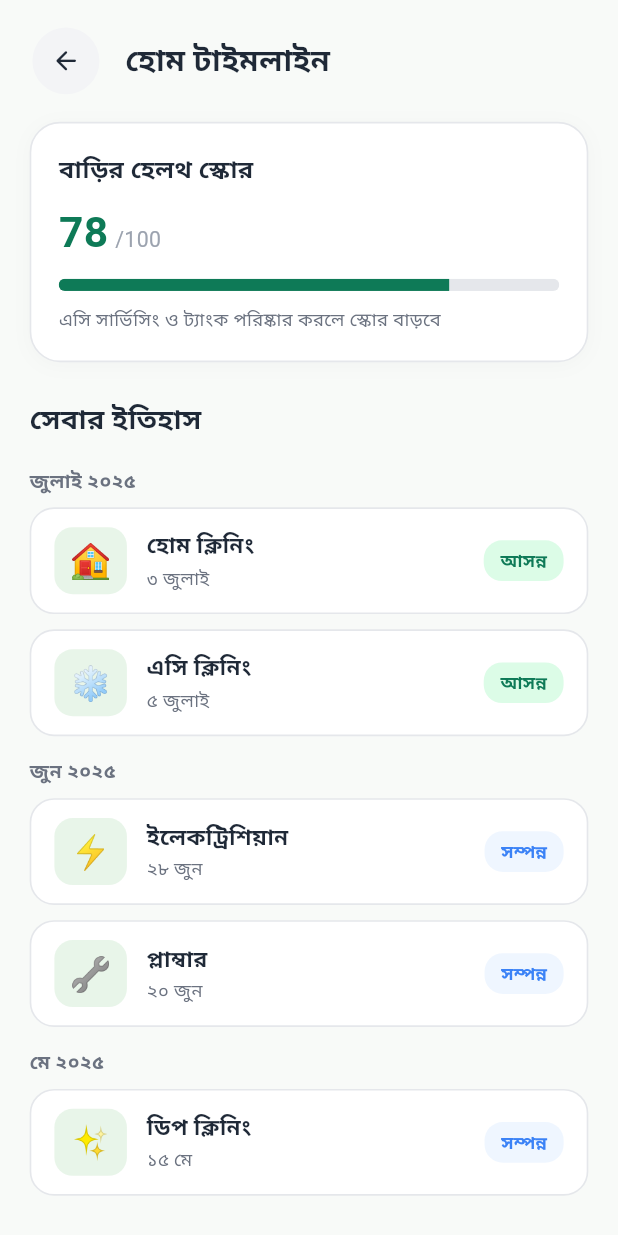
After one commit to sesakilhossen302/C--Service, a Flutter app: the HomeTimelineScreen screen opened by its route, on a phone screen of 412 x 824 dp. The commit adds this screen. Run offline on Flutter 3.47's test engine with Material 3 defaults, Android fonts, the phone set to English and light mode, and no system bars; our stand-ins replace flutter_screenutil, get, pinput.

Commit message:
feat: implement customer home screen, home timeline module, and register routing

```diff
--- a/lib/Core/AppRoute/app_route.dart
+++ b/lib/Core/AppRoute/app_route.dart
@@ -1,6 +1,7 @@
 import 'package:get/get.dart';
 import '../../View/Screen/Customer/CustomerHomeScreen/customer_home_screen.dart';
 import '../../View/Screen/Customer/CustomerNavBarScreen/customer_nav_bar_screen.dart';
+import '../../View/Screen/Customer/HomeTimelineScreen/home_timeline_screen.dart';
 import '../../View/Screen/Customer/SearchServiceScreen/search_service_screen.dart';
 import '../../View/Screen/ForgotPasswordScreen/forgot_password_screen.dart';
 import '../../View/Screen/LoginScreen/login_screen.dart';
@@ -27,6 +28,7 @@ class AppRoute {
   static const String providerNavBarScreen = '/provider_nav_bar_screen';
   static const String notificationScreen = '/notification_screen';
   static const String searchServiceScreen = '/search_service_screen';
+  static const String homeTimelineScreen = '/home_timeline_screen';
 
   static List<GetPage> getPages = [
     GetPage(name: splashScreen, page: () => const SplashScreen()),
@@ -42,5 +44,6 @@ class AppRoute {
     GetPage(name: providerNavBarScreen, page: () => const ProviderNavBarScreen()),
     GetPage(name: notificationScreen, page: () => const NotificationScreen()),
     GetPage(name: searchServiceScreen, page: () => const SearchServiceScreen()),
+    GetPage(name: homeTimelineScreen, page: () => const HomeTimelineScreen()),
   ];
 }
--- a/lib/View/Screen/Customer/CustomerHomeScreen/customer_home_screen.dart
+++ b/lib/View/Screen/Customer/CustomerHomeScreen/customer_home_screen.dart
@@ -237,6 +237,7 @@ class CustomerHomeScreen extends StatelessWidget {
                   _buildQuickPill(
                     icon: Icons.timeline_rounded,
                     label: StaticString.timeline,
+                    onTap: () => Get.toNamed(AppRoute.homeTimelineScreen),
                   ),
                   _buildQuickPill(
                     icon: Icons.badge_outlined,
@@ -625,8 +626,14 @@ class CustomerHomeScreen extends StatelessWidget {
     );
   }
 
-  Widget _buildQuickPill({required IconData icon, required String label}) {
+  Widget _buildQuickPill({
+    required IconData icon,
+    required String label,
+    VoidCallback? onTap,
+  }) {
     return Expanded(
+      child: GestureDetector(
+        onTap: onTap,
         child: Container(
           margin: EdgeInsets.symmetric(horizontal: 4.w),
           padding: EdgeInsets.symmetric(vertical: 12.h),
@@ -648,6 +655,7 @@ class CustomerHomeScreen extends StatelessWidget {
                 ),
               ),
             ],
+          ),
         ),
       ),
     );
--- /dev/null
+++ b/lib/View/Screen/Customer/HomeTimelineScreen/Controller/home_timeline_controller.dart
@@ -0,0 +1,77 @@
+import 'package:get/get.dart';
+import '../Model/home_timeline_model.dart';
+
+class HomeTimelineController extends GetxController {
+  final healthScore = 78.obs;
+  final maxHealthScore = 100.obs;
+
+  final historyGroups = <TimelineGroupModel>[
+    TimelineGroupModel(
+      monthTitle: 'জুলাই ২০২৫',
+      items: [
+        TimelineHistoryItemModel(
+          title: 'হোম ক্লিনিং',
+          dateText: '৩ জুলাই',
+          statusText: 'আসন্ন',
+          isUpcoming: true,
+          iconEmoji: '🏠',
+        ),
+        TimelineHistoryItemModel(
+          title: 'এসি ক্লিনিং',
+          dateText: '৫ জুলাই',
+          statusText: 'আসন্ন',
+          isUpcoming: true,
+          iconEmoji: '❄️',
+        ),
+      ],
+    ),
+    TimelineGroupModel(
+      monthTitle: 'জুন ২০২৫',
+      items: [
+        TimelineHistoryItemModel(
+          title: 'ইলেকট্রিশিয়ান',
+          dateText: '২৮ জুন',
+          statusText: 'সম্পন্ন',
+          isUpcoming: false,
+          iconEmoji: '⚡',
+        ),
+        TimelineHistoryItemModel(
+          title: 'প্লাম্বার',
+          dateText: '২০ জুন',
+          statusText: 'সম্পন্ন',
+          isUpcoming: false,
+          iconEmoji: '🔧',
+        ),
+      ],
+    ),
+    TimelineGroupModel(
+      monthTitle: 'মে ২০২৫',
+      items: [
+        TimelineHistoryItemModel(
+          title: 'ডিপ ক্লিনিং',
+          dateText: '১৫ মে',
+          statusText: 'সম্পন্ন',
+          isUpcoming: false,
+          iconEmoji: '✨',
+        ),
+      ],
+    ),
+  ].obs;
+
+  final upcomingMaintenances = <UpcomingMaintenanceItemModel>[
+    UpcomingMaintenanceItemModel(
+      title: 'এসি সার্ভিসিং',
+      dueTimeText: 'পরের মাসে',
+      iconEmoji: '❄️',
+    ),
+    UpcomingMaintenanceItemModel(
+      title: 'ওয়াটার ট্যাংক',
+      dueTimeText: '২ মাসের মধ্যে',
+      iconEmoji: '💧',
+    ),
+  ].obs;
+
+  void onBookMaintenancePressed(int index) {
+    // Handle booking action
+  }
+}
--- /dev/null
+++ b/lib/View/Screen/Customer/HomeTimelineScreen/Model/home_timeline_model.dart
@@ -0,0 +1,37 @@
+class TimelineHistoryItemModel {
+  final String title;
+  final String dateText;
+  final String statusText;
+  final bool isUpcoming;
+  final String iconEmoji;
+
+  TimelineHistoryItemModel({
+    required this.title,
+    required this.dateText,
+    required this.statusText,
+    required this.isUpcoming,
+    required this.iconEmoji,
+  });
+}
+
+class TimelineGroupModel {
+  final String monthTitle;
+  final List<TimelineHistoryItemModel> items;
+
+  TimelineGroupModel({
+    required this.monthTitle,
+    required this.items,
+  });
+}
+
+class UpcomingMaintenanceItemModel {
+  final String title;
+  final String dueTimeText;
+  final String iconEmoji;
+
+  UpcomingMaintenanceItemModel({
+    required this.title,
+    required this.dueTimeText,
+    required this.iconEmoji,
+  });
+}
--- /dev/null
+++ b/lib/View/Screen/Customer/HomeTimelineScreen/home_timeline_screen.dart
@@ -0,0 +1,347 @@
+import 'package:flutter/material.dart';
+import 'package:flutter_screenutil/flutter_screenutil.dart';
+import 'package:get/get.dart';
+import '../../../../Utils/AppColors/app_colors.dart';
+import '../../../Widgegt/CustomBackButton/custom_back_button.dart';
+import 'Controller/home_timeline_controller.dart';
+
+class HomeTimelineScreen extends StatelessWidget {
+  const HomeTimelineScreen({super.key});
+
+  @override
+  Widget build(BuildContext context) {
+    final controller = Get.put(HomeTimelineController());
+
+    return Scaffold(
+      backgroundColor: const Color(0xFFF8FAF8),
+      body: SafeArea(
+        child: SingleChildScrollView(
+          padding: EdgeInsets.symmetric(horizontal: 18.w, vertical: 12.h),
+          child: Column(
+            crossAxisAlignment: CrossAxisAlignment.start,
+            children: [
+              SizedBox(height: 6.h),
+
+              // Top Header Bar
+              Row(
+                children: [
+                  const CustomBackButton(),
+                  SizedBox(width: 14.w),
+                  Text(
+                    'হোম টাইমলাইন',
+                    style: TextStyle(
+                      fontSize: 20.sp,
+                      fontWeight: FontWeight.bold,
+                      color: AppColors.textColor,
+                    ),
+                  ),
+                ],
+              ),
+
+              SizedBox(height: 18.h),
+
+              // 1. House Health Score Card (বাড়ির হেলথ স্কোর)
+              Container(
+                padding: EdgeInsets.all(18.r),
+                decoration: BoxDecoration(
+                  color: Colors.white,
+                  borderRadius: BorderRadius.circular(20.r),
+                  border: Border.all(color: AppColors.cardBorder, width: 1.w),
+                  boxShadow: [
+                    BoxShadow(
+                      color: Colors.black.withAlpha(6),
+                      blurRadius: 10.r,
+                      offset: Offset(0, 2.h),
+                    ),
+                  ],
+                ),
+                child: Column(
+                  crossAxisAlignment: CrossAxisAlignment.start,
+                  children: [
+                    Text(
+                      'বাড়ির হেলথ স্কোর',
+                      style: TextStyle(
+                        fontSize: 16.sp,
+                        fontWeight: FontWeight.bold,
+                        color: AppColors.textColor,
+                      ),
+                    ),
+                    SizedBox(height: 10.h),
+                    Row(
+                      crossAxisAlignment: CrossAxisAlignment.baseline,
+                      textBaseline: TextBaseline.alphabetic,
+                      children: [
+                        Obx(
+                          () => Text(
+                            '${controller.healthScore.value}',
+                            style: TextStyle(
+                              fontSize: 28.sp,
+                              fontWeight: FontWeight.bold,
+                              color: AppColors.primaryColor,
+                            ),
+                          ),
+                        ),
+                        SizedBox(width: 4.w),
+                        Obx(
+                          () => Text(
+                            '/${controller.maxHealthScore.value}',
+                            style: TextStyle(
+                              fontSize: 14.sp,
+                              color: AppColors.textLightGrey,
+                            ),
+                          ),
+                        ),
+                      ],
+                    ),
+                    SizedBox(height: 10.h),
+                    Obx(
+                      () => ClipRRect(
+                        borderRadius: BorderRadius.circular(6.r),
+                        child: LinearProgressIndicator(
+                          value: controller.healthScore.value / controller.maxHealthScore.value,
+                          minHeight: 8.h,
+                          backgroundColor: const Color(0xFFE5E7EB),
+                          valueColor: const AlwaysStoppedAnimation<Color>(
+                            AppColors.primaryColor,
+                          ),
+                        ),
+                      ),
+                    ),
+                    SizedBox(height: 10.h),
+                    Text(
+                      'এসি সার্ভিসিং ও ট্যাংক পরিষ্কার করলে স্কোর বাড়বে',
+                      style: TextStyle(
+                        fontSize: 12.sp,
+                        color: AppColors.textGrey,
+                      ),
+                    ),
+                  ],
+                ),
+              ),
+
+              SizedBox(height: 24.h),
+
+              // 2. Service History Section Header (সেবার ইতিহাস)
+              Text(
+                'সেবার ইতিহাস',
+                style: TextStyle(
+                  fontSize: 18.sp,
+                  fontWeight: FontWeight.bold,
+                  color: AppColors.textColor,
+                ),
+              ),
+
+              SizedBox(height: 14.h),
+
+              // History Item Groups by Month
+              Obx(
+                () => Column(
+                  children: controller.historyGroups.map((group) {
+                    return Column(
+                      crossAxisAlignment: CrossAxisAlignment.start,
+                      children: [
+                        Padding(
+                          padding: EdgeInsets.only(bottom: 8.h, top: 4.h),
+                          child: Text(
+                            group.monthTitle,
+                            style: TextStyle(
+                              fontSize: 12.5.sp,
+                              fontWeight: FontWeight.bold,
+                              color: AppColors.textGrey,
+                            ),
+                          ),
+                        ),
+                        ...group.items.map((item) {
+                          return Container(
+                            margin: EdgeInsets.only(bottom: 10.h),
+                            padding: EdgeInsets.symmetric(horizontal: 14.w, vertical: 12.h),
+                            decoration: BoxDecoration(
+                              color: Colors.white,
+                              borderRadius: BorderRadius.circular(16.r),
+                              border: Border.all(color: AppColors.cardBorder, width: 1.w),
+                            ),
+                            child: Row(
+                              children: [
+                                // Icon Box
+                                Container(
+                                  width: 44.w,
+                                  height: 44.h,
+                                  decoration: BoxDecoration(
+                                    color: const Color(0xFFE8F5E9),
+                                    borderRadius: BorderRadius.circular(12.r),
+                                  ),
+                                  child: Center(
+                                    child: Text(
+                                      item.iconEmoji,
+                                      style: TextStyle(fontSize: 22.sp),
+                                    ),
+                                  ),
+                                ),
+
+                                SizedBox(width: 12.w),
+
+                                // Title & Date
+                                Expanded(
+                                  child: Column(
+                                    crossAxisAlignment: CrossAxisAlignment.start,
+                                    children: [
+                                      Text(
+                                        item.title,
+                                        style: TextStyle(
+                                          fontSize: 14.5.sp,
+                                          fontWeight: FontWeight.bold,
+                                          color: AppColors.textColor,
+                                        ),
+                                      ),
+                                      SizedBox(height: 2.h),
+                                      Text(
+                                        item.dateText,
+                                        style: TextStyle(
+                                          fontSize: 12.sp,
+                                          color: AppColors.textGrey,
+                                        ),
+                                      ),
+                                    ],
+                                  ),
+                                ),
+
+                                // Status Pill Badge
+                                Container(
+                                  padding: EdgeInsets.symmetric(horizontal: 10.w, vertical: 5.h),
+                                  decoration: BoxDecoration(
+                                    color: item.isUpcoming
+                                        ? const Color(0xFFDCFCE7)
+                                        : const Color(0xFFEFF6FF),
+                                    borderRadius: BorderRadius.circular(12.r),
+                                  ),
+                                  child: Text(
+                                    item.statusText,
+                                    style: TextStyle(
+                                      fontSize: 11.5.sp,
+                                      fontWeight: FontWeight.bold,
+                                      color: item.isUpcoming
+                                          ? AppColors.primaryColor
+                                          : const Color(0xFF3B82F6),
+                                    ),
+                                  ),
+                                ),
+                              ],
+                            ),
+                          );
+                        }),
+                      ],
+                    );
+                  }).toList(),
+                ),
+              ),
+
+              SizedBox(height: 20.h),
+
+              // 3. Upcoming Maintenance Section Header (আসন্ন রক্ষণাবেক্ষণ)
+              Text(
+                'আসন্ন রক্ষণাবেক্ষণ',
+                style: TextStyle(
+                  fontSize: 18.sp,
+                  fontWeight: FontWeight.bold,
+                  color: AppColors.textColor,
+                ),
+              ),
+
+              SizedBox(height: 14.h),
+
+              // Upcoming Maintenance Cards List
+              Obx(
+                () => ListView.separated(
+                  shrinkWrap: true,
+                  physics: const NeverScrollableScrollPhysics(),
+                  itemCount: controller.upcomingMaintenances.length,
+                  separatorBuilder: (context, index) => SizedBox(height: 12.h),
+                  itemBuilder: (context, index) {
+                    final item = controller.upcomingMaintenances[index];
+                    return Container(
+                      padding: EdgeInsets.all(14.r),
+                      decoration: BoxDecoration(
+                        color: const Color(0xFFFFFBEB),
+                        borderRadius: BorderRadius.circular(18.r),
+                        border: Border.all(color: const Color(0xFFFEF3C7), width: 1.w),
+                      ),
+                      child: Row(
+                        children: [
+                          // Left Icon Box
+                          Container(
+                            width: 44.w,
+                            height: 44.h,
+                            decoration: BoxDecoration(
+                              color: const Color(0xFFEFF6FF),
+                              borderRadius: BorderRadius.circular(12.r),
+                            ),
+                            child: Center(
+                              child: Text(
+                                item.iconEmoji,
+                                style: TextStyle(fontSize: 22.sp),
+                              ),
+                            ),
+                          ),
+
+                          SizedBox(width: 12.w),
+
+                          // Details
+                          Expanded(
+                            child: Column(
+                              crossAxisAlignment: CrossAxisAlignment.start,
+                              children: [
+                                Text(
+                                  item.title,
+                                  style: TextStyle(
+                                    fontSize: 15.sp,
+                                    fontWeight: FontWeight.bold,
+                                    color: AppColors.textColor,
+                                  ),
+                                ),
+                                SizedBox(height: 2.h),
+                                Text(
+                                  item.dueTimeText,
+                                  style: TextStyle(
+                                    fontSize: 12.5.sp,
+                                    color: AppColors.textGrey,
+                                  ),
+                                ),
+                              ],
+                            ),
+                          ),
+
+                          // Action Button
+                          ElevatedButton(
+                            onPressed: () => controller.onBookMaintenancePressed(index),
+                            style: ElevatedButton.styleFrom(
+                              backgroundColor: AppColors.primaryColor,
+                              foregroundColor: Colors.white,
+                              elevation: 0,
+                              padding: EdgeInsets.symmetric(horizontal: 14.w, vertical: 8.h),
+                              shape: RoundedRectangleBorder(
+                                borderRadius: BorderRadius.circular(14.r),
+                              ),
+                            ),
+                            child: Text(
+                              'বুক করুন',
+                              style: TextStyle(
+                                fontSize: 13.sp,
+                                fontWeight: FontWeight.bold,
+                              ),
+                            ),
+                          ),
+                        ],
+                      ),
+                    );
+                  },
+                ),
+              ),
+
+              SizedBox(height: 24.h),
+            ],
+          ),
+        ),
+      ),
+    );
+  }
+}
```
Lines whose indentation alone changed are shown as unchanged.
